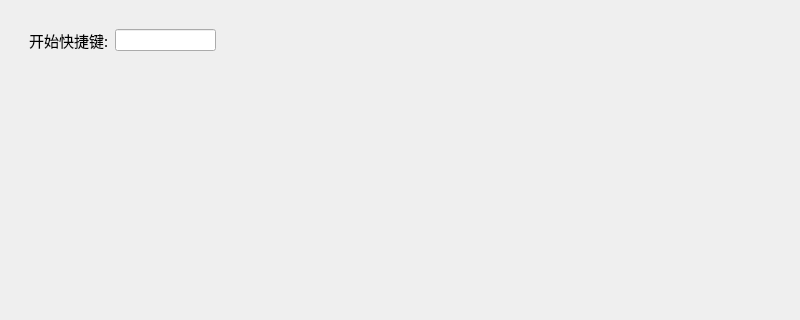
Qt form app/view/Ui/SettingWindow.ui (Thetrint/chrono-snow-script) before a commit; both pictures show x 0 to 800 and y 0 to 320 of the 800 by 546 pixel window.
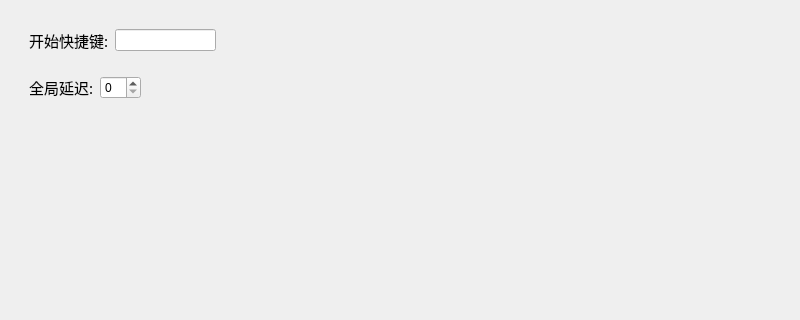
The same form after that commit.

The edit to the form file:
```diff
--- a/app/view/Ui/SettingWindow.ui
+++ b/app/view/Ui/SettingWindow.ui
@@ -52,6 +52,41 @@
         </layout>
        </widget>
       </item>
+      <item>
+       <widget class="QWidget" name="widget_4" native="true">
+        <layout class="QHBoxLayout" name="horizontalLayout_3">
+         <item>
+          <widget class="QLabel" name="label_2">
+           <property name="font">
+            <font>
+             <family>星星念念体</family>
+             <pointsize>11</pointsize>
+            </font>
+           </property>
+           <property name="text">
+            <string>全局延迟:</string>
+           </property>
+          </widget>
+         </item>
+         <item>
+          <widget class="QSpinBox" name="spinBox"/>
+         </item>
+         <item>
+          <spacer name="horizontalSpacer_2">
+           <property name="orientation">
+            <enum>Qt::Horizontal</enum>
+           </property>
+           <property name="sizeHint" stdset="0">
+            <size>
+             <width>561</width>
+             <height>20</height>
+            </size>
+           </property>
+          </spacer>
+         </item>
+        </layout>
+       </widget>
+      </item>
       <item>
        <spacer name="verticalSpacer">
         <property name="orientation">
```
